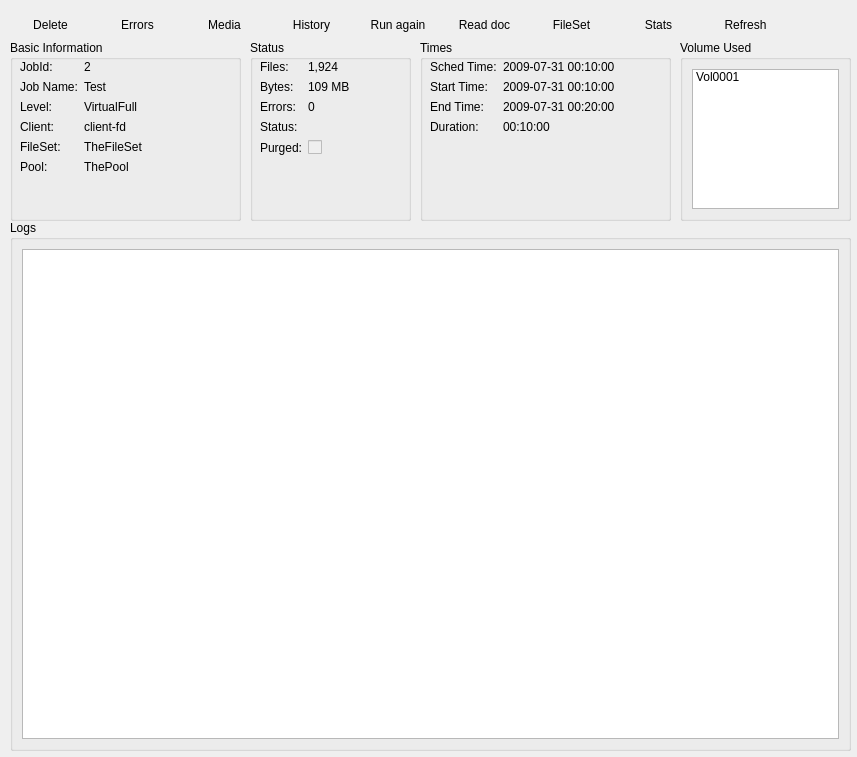
First picture: the form in bacula/src/qt-console/job/job.ui, repository rkorzeniewski/bacula, before the edit.
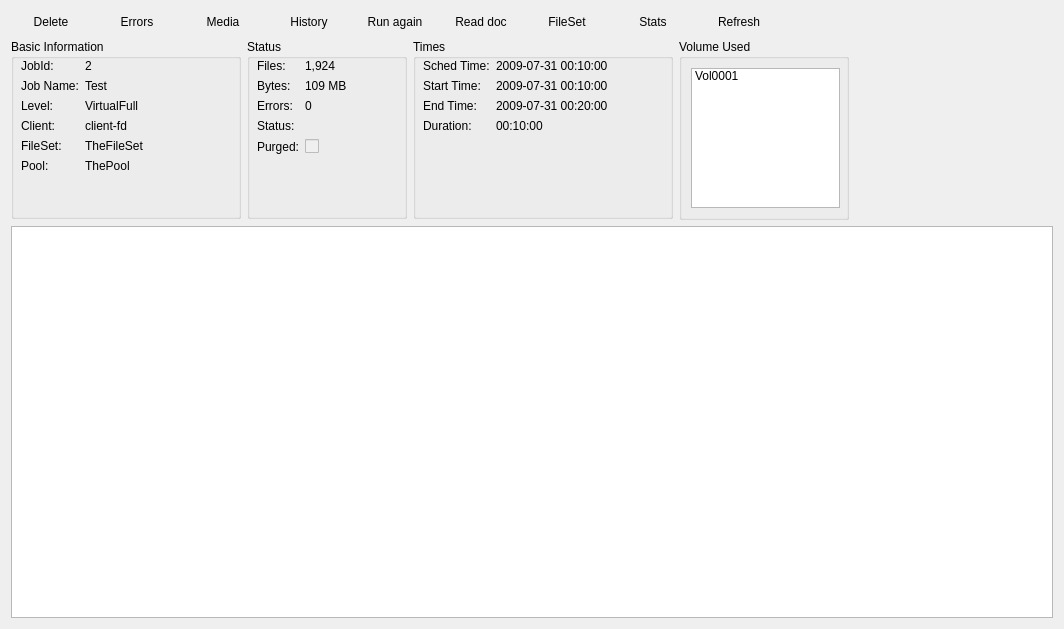
Second picture: the form after the edit. Icons and pictures are not drawn.

Commit message: fix layout, now ok

```diff
--- a/bacula/src/qt-console/job/job.ui
+++ b/bacula/src/qt-console/job/job.ui
@@ -5,28 +5,188 @@
    <rect>
     <x>0</x>
     <y>0</y>
-    <width>857</width>
-    <height>757</height>
+    <width>1064</width>
+    <height>629</height>
    </rect>
   </property>
   <property name="windowTitle" >
    <string>Form</string>
   </property>
+  <layout class="QVBoxLayout" name="verticalLayout" >
+   <item>
+    <layout class="QHBoxLayout" name="horizontalLayout_2" >
+     <item>
+      <layout class="QHBoxLayout" name="horizontalLayout" >
+       <item>
+        <widget class="QPushButton" name="pbDelete" >
+         <property name="text" >
+          <string>Delete</string>
+         </property>
+         <property name="icon" >
+          <iconset resource="../main.qrc" >
+           <normaloff>:/images/purge.png</normaloff>:/images/purge.png</iconset>
+         </property>
+         <property name="flat" >
+          <bool>true</bool>
+         </property>
+        </widget>
+       </item>
+       <item>
+        <widget class="QPushButton" name="pbErrors" >
+         <property name="toolTip" >
+          <string>View errors for this Job</string>
+         </property>
+         <property name="text" >
+          <string>Errors</string>
+         </property>
+         <property name="icon" >
+          <iconset resource="../main.qrc" >
+           <normaloff>:/images/zoom.png</normaloff>:/images/zoom.png</iconset>
+         </property>
+         <property name="flat" >
+          <bool>true</bool>
+         </property>
+        </widget>
+       </item>
+       <item>
+        <widget class="QPushButton" name="pbMedia" >
+         <property name="text" >
+          <string>Media</string>
+         </property>
+         <property name="icon" >
+          <iconset resource="../main.qrc" >
+           <normaloff>:/images/zoom.png</normaloff>:/images/zoom.png</iconset>
+         </property>
+         <property name="flat" >
+          <bool>true</bool>
+         </property>
+        </widget>
+       </item>
+       <item>
+        <widget class="QPushButton" name="pbHistory" >
+         <property name="text" >
+          <string>History</string>
+         </property>
+         <property name="icon" >
+          <iconset resource="../main.qrc" >
+           <normaloff>:/images/zoom.png</normaloff>:/images/zoom.png</iconset>
+         </property>
+         <property name="flat" >
+          <bool>true</bool>
+         </property>
+        </widget>
+       </item>
+       <item>
+        <widget class="QPushButton" name="pbRun" >
+         <property name="sizePolicy" >
+          <sizepolicy vsizetype="Fixed" hsizetype="Fixed" >
+           <horstretch>0</horstretch>
+           <verstretch>0</verstretch>
+          </sizepolicy>
+         </property>
+         <property name="text" >
+          <string>Run again</string>
+         </property>
+         <property name="icon" >
+          <iconset resource="../main.qrc" >
+           <normaloff>:/images/R.png</normaloff>:/images/R.png</iconset>
+         </property>
+         <property name="flat" >
+          <bool>true</bool>
+         </property>
+        </widget>
+       </item>
+       <item>
+        <widget class="QPushButton" name="pbDoc" >
+         <property name="text" >
+          <string>Read doc</string>
+         </property>
+         <property name="flat" >
+          <bool>true</bool>
+         </property>
+        </widget>
+       </item>
+       <item>
+        <widget class="QPushButton" name="pbFileSet" >
+         <property name="text" >
+          <string>FileSet</string>
+         </property>
+         <property name="icon" >
+          <iconset resource="../main.qrc" >
+           <normaloff>:/images/zoom.png</normaloff>:/images/zoom.png</iconset>
+         </property>
+         <property name="flat" >
+          <bool>true</bool>
+         </property>
+        </widget>
+       </item>
+       <item>
+        <widget class="QPushButton" name="pbStats" >
+         <property name="text" >
+          <string>Stats</string>
+         </property>
+         <property name="icon" >
+          <iconset resource="../main.qrc" >
+           <normaloff>:/images/zoom.png</normaloff>:/images/zoom.png</iconset>
+         </property>
+         <property name="flat" >
+          <bool>true</bool>
+         </property>
+        </widget>
+       </item>
+       <item>
+        <widget class="QPushButton" name="pbRefresh" >
+         <property name="text" >
+          <string>Refresh</string>
+         </property>
+         <property name="icon" >
+          <iconset resource="../main.qrc" >
+           <normaloff>:/images/view-refresh.png</normaloff>:/images/view-refresh.png</iconset>
+         </property>
+         <property name="flat" >
+          <bool>true</bool>
+         </property>
+        </widget>
+       </item>
+      </layout>
+     </item>
+     <item>
+      <spacer name="horizontalSpacer_2" >
+       <property name="orientation" >
+        <enum>Qt::Horizontal</enum>
+       </property>
+       <property name="sizeHint" stdset="0" >
+        <size>
+         <width>40</width>
+         <height>20</height>
+        </size>
+       </property>
+      </spacer>
+     </item>
+    </layout>
+   </item>
+   <item>
+    <layout class="QHBoxLayout" name="horizontalLayout_4" >
+     <item>
   <widget class="QGroupBox" name="groupBox" >
-   <property name="geometry" >
-    <rect>
-     <x>10</x>
-     <y>40</y>
-     <width>231</width>
-     <height>181</height>
-    </rect>
-   </property>
    <property name="sizePolicy" >
     <sizepolicy vsizetype="Fixed" hsizetype="Fixed" >
      <horstretch>0</horstretch>
      <verstretch>0</verstretch>
     </sizepolicy>
    </property>
+       <property name="minimumSize" >
+        <size>
+         <width>230</width>
+         <height>180</height>
+        </size>
+       </property>
+       <property name="baseSize" >
+        <size>
+         <width>230</width>
+         <height>180</height>
+        </size>
+       </property>
    <property name="title" >
     <string>Basic Information</string>
    </property>
@@ -151,157 +311,9 @@
     </layout>
    </widget>
   </widget>
-  <widget class="QGroupBox" name="groupBox_2" >
-   <property name="geometry" >
-    <rect>
-     <x>680</x>
-     <y>40</y>
-     <width>171</width>
-     <height>181</height>
-    </rect>
-   </property>
-   <property name="sizePolicy" >
-    <sizepolicy vsizetype="Fixed" hsizetype="Fixed" >
-     <horstretch>0</horstretch>
-     <verstretch>0</verstretch>
-    </sizepolicy>
-   </property>
-   <property name="title" >
-    <string>Volume Used</string>
-   </property>
-   <layout class="QHBoxLayout" name="horizontalLayout_3" >
-    <item>
-     <widget class="QListWidget" name="list_Volume" >
-      <item>
-       <property name="text" >
-        <string>Vol0001</string>
-       </property>
-       <property name="icon" >
-        <iconset resource="../main.qrc" >
-         <normaloff>:/images/inflag1.png</normaloff>:/images/inflag1.png</iconset>
-       </property>
-      </item>
-     </widget>
-    </item>
-   </layout>
-  </widget>
-  <widget class="QGroupBox" name="groupBox_3" >
-   <property name="geometry" >
-    <rect>
-     <x>420</x>
-     <y>40</y>
-     <width>251</width>
-     <height>181</height>
-    </rect>
-   </property>
-   <property name="sizePolicy" >
-    <sizepolicy vsizetype="Fixed" hsizetype="Fixed" >
-     <horstretch>0</horstretch>
-     <verstretch>0</verstretch>
-    </sizepolicy>
-   </property>
-   <property name="title" >
-    <string>Times</string>
-   </property>
-   <widget class="QWidget" name="layoutWidget" >
-    <property name="geometry" >
-     <rect>
-      <x>10</x>
-      <y>20</y>
-      <width>247</width>
-      <height>151</height>
-     </rect>
-    </property>
-    <layout class="QFormLayout" name="formLayout_3" >
-     <property name="fieldGrowthPolicy" >
-      <enum>QFormLayout::AllNonFixedFieldsGrow</enum>
-     </property>
-     <property name="labelAlignment" >
-      <set>Qt::AlignLeading|Qt::AlignLeft|Qt::AlignVCenter</set>
-     </property>
-     <property name="formAlignment" >
-      <set>Qt::AlignLeading|Qt::AlignLeft|Qt::AlignTop</set>
-     </property>
-     <item row="0" column="0" >
-      <widget class="QLabel" name="label_26" >
-       <property name="text" >
-        <string>Sched Time:</string>
-       </property>
-      </widget>
-     </item>
-     <item row="0" column="1" >
-      <widget class="QLabel" name="label_SchedTime" >
-       <property name="text" >
-        <string>2009-07-31 00:10:00</string>
-       </property>
-       <property name="textInteractionFlags" >
-        <set>Qt::LinksAccessibleByMouse|Qt::TextSelectableByMouse</set>
-       </property>
-      </widget>
-     </item>
-     <item row="1" column="0" >
-      <widget class="QLabel" name="label_5" >
-       <property name="text" >
-        <string>Start Time:</string>
-       </property>
-      </widget>
-     </item>
-     <item row="1" column="1" >
-      <widget class="QLabel" name="label_StartTime" >
-       <property name="text" >
-        <string>2009-07-31 00:10:00</string>
-       </property>
-       <property name="textInteractionFlags" >
-        <set>Qt::LinksAccessibleByMouse|Qt::TextSelectableByMouse</set>
-       </property>
-      </widget>
-     </item>
-     <item row="2" column="0" >
-      <widget class="QLabel" name="label_19" >
-       <property name="text" >
-        <string>End Time:</string>
-       </property>
-      </widget>
-     </item>
-     <item row="2" column="1" >
-      <widget class="QLabel" name="label_EndTime" >
-       <property name="text" >
-        <string>2009-07-31 00:20:00</string>
-       </property>
-       <property name="textInteractionFlags" >
-        <set>Qt::LinksAccessibleByMouse|Qt::TextSelectableByMouse</set>
-       </property>
-      </widget>
-     </item>
-     <item row="3" column="0" >
-      <widget class="QLabel" name="label_4" >
-       <property name="text" >
-        <string>Duration:</string>
-       </property>
-      </widget>
-     </item>
-     <item row="3" column="1" >
-      <widget class="QLabel" name="label_Duration" >
-       <property name="text" >
-        <string>00:10:00</string>
-       </property>
-       <property name="textInteractionFlags" >
-        <set>Qt::LinksAccessibleByMouse|Qt::TextSelectableByMouse</set>
-       </property>
-      </widget>
-     </item>
-    </layout>
-   </widget>
-  </widget>
+     </item>
+     <item>
   <widget class="QGroupBox" name="groupBox_4" >
-   <property name="geometry" >
-    <rect>
-     <x>250</x>
-     <y>40</y>
-     <width>161</width>
-     <height>181</height>
-    </rect>
-   </property>
    <property name="sizePolicy" >
     <sizepolicy vsizetype="Fixed" hsizetype="Fixed" >
      <horstretch>0</horstretch>
@@ -311,7 +323,13 @@
    <property name="minimumSize" >
     <size>
      <width>160</width>
-     <height>0</height>
+         <height>180</height>
+        </size>
+       </property>
+       <property name="baseSize" >
+        <size>
+         <width>160</width>
+         <height>180</height>
     </size>
    </property>
    <property name="title" >
@@ -430,25 +448,206 @@
     </layout>
    </widget>
   </widget>
-  <widget class="QGroupBox" name="groupBox_5" >
+     </item>
+     <item>
+      <widget class="QGroupBox" name="groupBox_3" >
+       <property name="sizePolicy" >
+        <sizepolicy vsizetype="Fixed" hsizetype="Fixed" >
+         <horstretch>0</horstretch>
+         <verstretch>0</verstretch>
+        </sizepolicy>
+       </property>
+       <property name="minimumSize" >
+        <size>
+         <width>260</width>
+         <height>180</height>
+        </size>
+       </property>
+       <property name="baseSize" >
+        <size>
+         <width>260</width>
+         <height>180</height>
+        </size>
+       </property>
+       <property name="title" >
+        <string>Times</string>
+       </property>
+       <widget class="QWidget" name="layoutWidget" >
    <property name="geometry" >
     <rect>
      <x>10</x>
-     <y>220</y>
-     <width>841</width>
-     <height>531</height>
-    </rect>
-   </property>
+          <y>20</y>
+          <width>247</width>
+          <height>151</height>
+         </rect>
+        </property>
+        <layout class="QFormLayout" name="formLayout_3" >
+         <property name="fieldGrowthPolicy" >
+          <enum>QFormLayout::AllNonFixedFieldsGrow</enum>
+         </property>
+         <property name="labelAlignment" >
+          <set>Qt::AlignLeading|Qt::AlignLeft|Qt::AlignVCenter</set>
+         </property>
+         <property name="formAlignment" >
+          <set>Qt::AlignLeading|Qt::AlignLeft|Qt::AlignTop</set>
+         </property>
+         <item row="0" column="0" >
+          <widget class="QLabel" name="label_26" >
+           <property name="text" >
+            <string>Sched Time:</string>
+           </property>
+          </widget>
+         </item>
+         <item row="0" column="1" >
+          <widget class="QLabel" name="label_SchedTime" >
+           <property name="text" >
+            <string>2009-07-31 00:10:00</string>
+           </property>
+           <property name="textInteractionFlags" >
+            <set>Qt::LinksAccessibleByMouse|Qt::TextSelectableByMouse</set>
+           </property>
+          </widget>
+         </item>
+         <item row="1" column="0" >
+          <widget class="QLabel" name="label_5" >
+           <property name="text" >
+            <string>Start Time:</string>
+           </property>
+          </widget>
+         </item>
+         <item row="1" column="1" >
+          <widget class="QLabel" name="label_StartTime" >
+           <property name="text" >
+            <string>2009-07-31 00:10:00</string>
+           </property>
+           <property name="textInteractionFlags" >
+            <set>Qt::LinksAccessibleByMouse|Qt::TextSelectableByMouse</set>
+           </property>
+          </widget>
+         </item>
+         <item row="2" column="0" >
+          <widget class="QLabel" name="label_19" >
+           <property name="text" >
+            <string>End Time:</string>
+           </property>
+          </widget>
+         </item>
+         <item row="2" column="1" >
+          <widget class="QLabel" name="label_EndTime" >
+           <property name="text" >
+            <string>2009-07-31 00:20:00</string>
+           </property>
+           <property name="textInteractionFlags" >
+            <set>Qt::LinksAccessibleByMouse|Qt::TextSelectableByMouse</set>
+           </property>
+          </widget>
+         </item>
+         <item row="3" column="0" >
+          <widget class="QLabel" name="label_4" >
+           <property name="text" >
+            <string>Duration:</string>
+           </property>
+          </widget>
+         </item>
+         <item row="3" column="1" >
+          <widget class="QLabel" name="label_Duration" >
+           <property name="text" >
+            <string>00:10:00</string>
+           </property>
+           <property name="textInteractionFlags" >
+            <set>Qt::LinksAccessibleByMouse|Qt::TextSelectableByMouse</set>
+           </property>
+          </widget>
+         </item>
+        </layout>
+       </widget>
+      </widget>
+     </item>
+     <item>
+      <widget class="QGroupBox" name="groupBox_2" >
    <property name="sizePolicy" >
-    <sizepolicy vsizetype="Expanding" hsizetype="Expanding" >
+        <sizepolicy vsizetype="Fixed" hsizetype="Fixed" >
      <horstretch>0</horstretch>
      <verstretch>0</verstretch>
     </sizepolicy>
    </property>
+       <property name="minimumSize" >
+        <size>
+         <width>170</width>
+         <height>181</height>
+        </size>
+       </property>
+       <property name="maximumSize" >
+        <size>
+         <width>170</width>
+         <height>181</height>
+        </size>
+       </property>
+       <property name="baseSize" >
+        <size>
+         <width>170</width>
+         <height>180</height>
+        </size>
+       </property>
    <property name="title" >
-    <string>Logs</string>
-   </property>
-   <layout class="QVBoxLayout" name="verticalLayout" >
+        <string>Volume Used</string>
+       </property>
+       <layout class="QHBoxLayout" name="horizontalLayout_3" >
+        <item>
+         <widget class="QListWidget" name="list_Volume" >
+          <property name="sizePolicy" >
+           <sizepolicy vsizetype="Fixed" hsizetype="Fixed" >
+            <horstretch>0</horstretch>
+            <verstretch>0</verstretch>
+           </sizepolicy>
+          </property>
+          <property name="minimumSize" >
+           <size>
+            <width>149</width>
+            <height>140</height>
+           </size>
+          </property>
+          <property name="maximumSize" >
+           <size>
+            <width>149</width>
+            <height>140</height>
+           </size>
+          </property>
+          <property name="baseSize" >
+           <size>
+            <width>149</width>
+            <height>140</height>
+           </size>
+          </property>
+          <item>
+           <property name="text" >
+            <string>Vol0001</string>
+           </property>
+           <property name="icon" >
+            <iconset resource="../main.qrc" >
+             <normaloff>:/images/inflag1.png</normaloff>:/images/inflag1.png</iconset>
+           </property>
+          </item>
+         </widget>
+        </item>
+       </layout>
+      </widget>
+     </item>
+     <item>
+      <spacer name="horizontalSpacer" >
+       <property name="orientation" >
+        <enum>Qt::Horizontal</enum>
+       </property>
+       <property name="sizeHint" stdset="0" >
+        <size>
+         <width>40</width>
+         <height>20</height>
+        </size>
+       </property>
+      </spacer>
+     </item>
+    </layout>
+   </item>
     <item>
      <widget class="QTextEdit" name="textJobLog" >
       <property name="html" >
@@ -461,150 +660,6 @@
      </widget>
     </item>
    </layout>
-  </widget>
-  <widget class="QWidget" name="layoutWidget" >
-   <property name="geometry" >
-    <rect>
-     <x>10</x>
-     <y>10</y>
-     <width>776</width>
-     <height>31</height>
-    </rect>
-   </property>
-   <layout class="QHBoxLayout" name="horizontalLayout" >
-    <item>
-     <widget class="QPushButton" name="pbDelete" >
-      <property name="text" >
-       <string>Delete</string>
-      </property>
-      <property name="icon" >
-       <iconset resource="../main.qrc" >
-        <normaloff>:/images/purge.png</normaloff>:/images/purge.png</iconset>
-      </property>
-      <property name="flat" >
-       <bool>true</bool>
-      </property>
-     </widget>
-    </item>
-    <item>
-     <widget class="QPushButton" name="pbErrors" >
-      <property name="toolTip" >
-       <string>View errors for this Job</string>
-      </property>
-      <property name="text" >
-       <string>Errors</string>
-      </property>
-      <property name="icon" >
-       <iconset resource="../main.qrc" >
-        <normaloff>:/images/zoom.png</normaloff>:/images/zoom.png</iconset>
-      </property>
-      <property name="flat" >
-       <bool>true</bool>
-      </property>
-     </widget>
-    </item>
-    <item>
-     <widget class="QPushButton" name="pbMedia" >
-      <property name="text" >
-       <string>Media</string>
-      </property>
-      <property name="icon" >
-       <iconset resource="../main.qrc" >
-        <normaloff>:/images/zoom.png</normaloff>:/images/zoom.png</iconset>
-      </property>
-      <property name="flat" >
-       <bool>true</bool>
-      </property>
-     </widget>
-    </item>
-    <item>
-     <widget class="QPushButton" name="pbHistory" >
-      <property name="text" >
-       <string>History</string>
-      </property>
-      <property name="icon" >
-       <iconset resource="../main.qrc" >
-        <normaloff>:/images/zoom.png</normaloff>:/images/zoom.png</iconset>
-      </property>
-      <property name="flat" >
-       <bool>true</bool>
-      </property>
-     </widget>
-    </item>
-    <item>
-     <widget class="QPushButton" name="pbRun" >
-      <property name="sizePolicy" >
-       <sizepolicy vsizetype="Fixed" hsizetype="Fixed" >
-        <horstretch>0</horstretch>
-        <verstretch>0</verstretch>
-       </sizepolicy>
-      </property>
-      <property name="text" >
-       <string>Run again</string>
-      </property>
-      <property name="icon" >
-       <iconset resource="../main.qrc" >
-        <normaloff>:/images/R.png</normaloff>:/images/R.png</iconset>
-      </property>
-      <property name="flat" >
-       <bool>true</bool>
-      </property>
-     </widget>
-    </item>
-    <item>
-     <widget class="QPushButton" name="pbDoc" >
-      <property name="text" >
-       <string>Read doc</string>
-      </property>
-      <property name="flat" >
-       <bool>true</bool>
-      </property>
-     </widget>
-    </item>
-    <item>
-     <widget class="QPushButton" name="pbFileSet" >
-      <property name="text" >
-       <string>FileSet</string>
-      </property>
-      <property name="icon" >
-       <iconset resource="../main.qrc" >
-        <normaloff>:/images/zoom.png</normaloff>:/images/zoom.png</iconset>
-      </property>
-      <property name="flat" >
-       <bool>true</bool>
-      </property>
-     </widget>
-    </item>
-    <item>
-     <widget class="QPushButton" name="pbStats" >
-      <property name="text" >
-       <string>Stats</string>
-      </property>
-      <property name="icon" >
-       <iconset resource="../main.qrc" >
-        <normaloff>:/images/zoom.png</normaloff>:/images/zoom.png</iconset>
-      </property>
-      <property name="flat" >
-       <bool>true</bool>
-      </property>
-     </widget>
-    </item>
-    <item>
-     <widget class="QPushButton" name="pbRefresh" >
-      <property name="text" >
-       <string>Refresh</string>
-      </property>
-      <property name="icon" >
-       <iconset resource="../main.qrc" >
-        <normaloff>:/images/view-refresh.png</normaloff>:/images/view-refresh.png</iconset>
-      </property>
-      <property name="flat" >
-       <bool>true</bool>
-      </property>
-     </widget>
-    </item>
-   </layout>
-  </widget>
  </widget>
  <resources>
   <include location="../main.qrc" />
```
Lines whose indentation alone changed are shown as unchanged.
